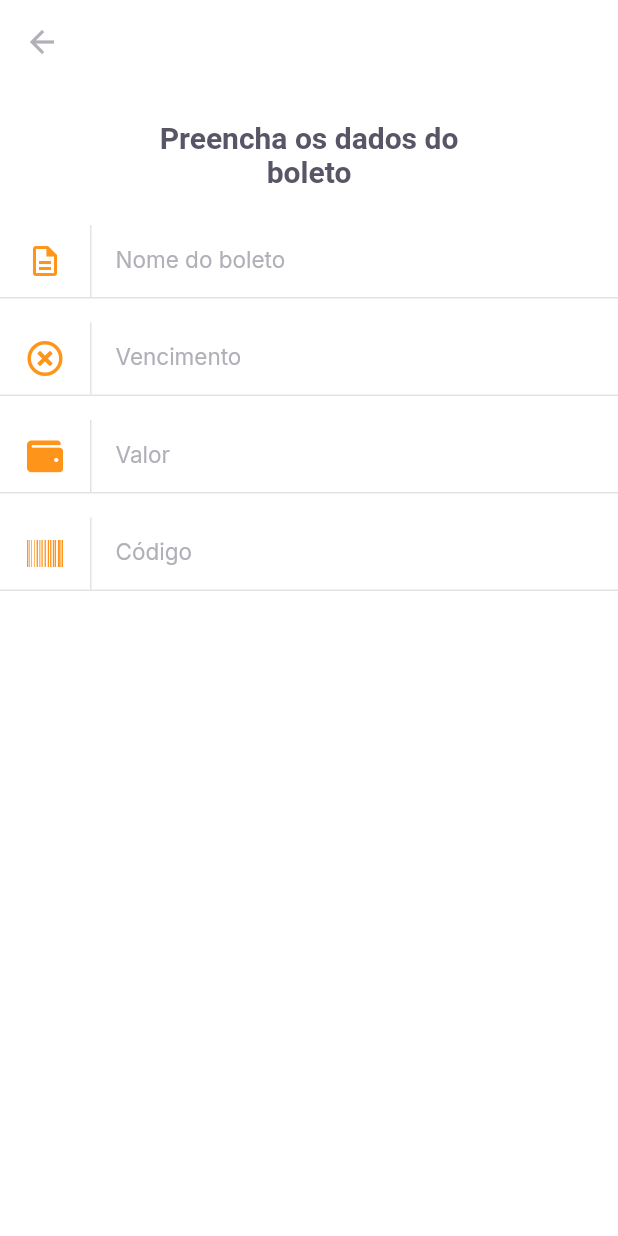
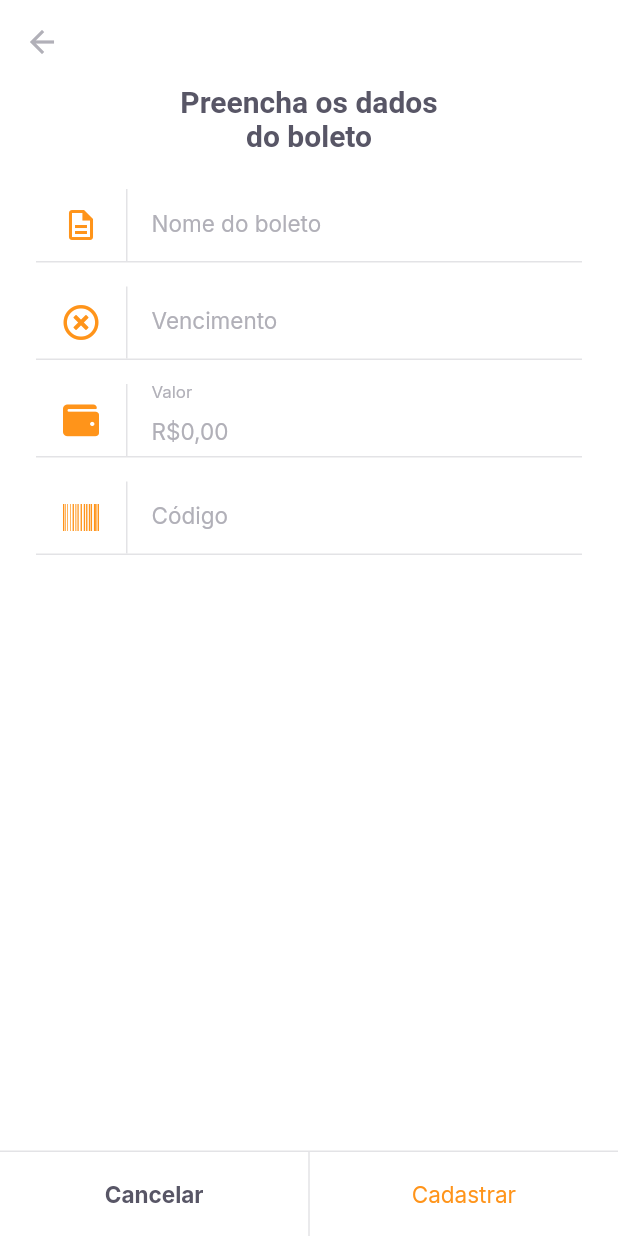
Before and after one commit to AmorimGabrielCE/NLW_PayFlow, a Flutter app: the InsertBoletoPage screen opened by its route, on a phone screen of 412 x 824 dp. Run offline on Flutter 3.47's test engine with Material 2 defaults, Android fonts, the phone set to English and light mode, and no system bars; our stand-ins replace camera, firebase_core, flutter_masked_text2, font_awesome_flutter, google_fonts, google_sign_in and 2 more; missing offline and left inert: google_ml_kit; accounts and stored records are empty.

Commit message:
End of work with camera and starting to build logical and pages to save boleto data.

```diff
--- a/nlw_flutter/lib/modules/insert_boleto/insert_boleto.dart
+++ b/nlw_flutter/lib/modules/insert_boleto/insert_boleto.dart
@@ -1,11 +1,38 @@
 import 'package:flutter/material.dart';
+import 'package:flutter_masked_text2/flutter_masked_text2.dart';
+import 'package:nlw_flutter/modules/insert_boleto/insert_boleto_controller.dart';
 import 'package:nlw_flutter/shared/themes/app_colors.dart';
 import 'package:nlw_flutter/shared/themes/app_text_styles.dart';
 import 'package:nlw_flutter/shared/widgets/input_text/input_text_widget.dart';
 import 'package:font_awesome_flutter/font_awesome_flutter.dart';
+import 'package:nlw_flutter/shared/widgets/set_label_buttons/set_label_buttons.dart';
 
-class InsertBoletoPage extends StatelessWidget {
-  const InsertBoletoPage({Key? key}) : super(key: key);
+class InsertBoletoPage extends StatefulWidget {
+  final String? barcode;
+  const InsertBoletoPage({Key? key, this.barcode}) : super(key: key);
+
+  @override
+  State<InsertBoletoPage> createState() => _InsertBoletoPageState();
+}
+
+class _InsertBoletoPageState extends State<InsertBoletoPage> {
+  final controller = InsertBoletoController();
+
+  final moneyInputTextController = MoneyMaskedTextController(
+    leftSymbol: "R\$",
+    decimalSeparator: ",",
+  );
+
+  final dueDateInputTextController = MaskedTextController(mask: "00/00/0000");
+  final barcodeInputTextController = TextEditingController();
+
+  @override
+  void initState() {
+    if (widget.barcode != null) {
+      barcodeInputTextController.text = widget.barcode!;
+    }
+    super.initState();
+  }
 
   @override
   Widget build(BuildContext context) {
@@ -18,24 +45,82 @@
           color: AppColors.input,
         ),
       ),
-      body: Column(
+      body: SingleChildScrollView(
+        child: Padding(
+          padding: const EdgeInsets.symmetric(horizontal: 24),
+          child: Column(
             crossAxisAlignment: CrossAxisAlignment.center,
             children: [
               Padding(
-            padding: const EdgeInsets.symmetric(horizontal: 93, vertical: 24),
+                padding: const EdgeInsets.symmetric(
+                  horizontal: 93,
+                ),
                 child: Text(
                   "Preencha os dados do boleto",
                   style: TextStyles.titleBoldHeading,
                   textAlign: TextAlign.center,
                 ),
               ),
-          InputTextWidgget(
-              label: "Nome do boleto", icon: Icons.description_outlined),
-          InputTextWidgget(
-              label: "Vencimento", icon: FontAwesomeIcons.timesCircle),
-          InputTextWidgget(label: "Valor", icon: FontAwesomeIcons.wallet),
-          InputTextWidgget(label: "Código", icon: FontAwesomeIcons.barcode),
+              SizedBox(
+                height: 24,
+              ),
+              Form(
+                  key: controller.formKey,
+                  child: Column(
+                    children: [
+                      InputTextWidget(
+                        label: "Nome do boleto",
+                        icon: Icons.description_outlined,
+                        validator: controller.validateName,
+                        onChanged: (value) {
+                          controller.onChange(name: value);
+                        },
+                      ),
+                      InputTextWidget(
+                        controller: dueDateInputTextController,
+                        label: "Vencimento",
+                        validator: controller.validateVencimento,
+                        icon: FontAwesomeIcons.timesCircle,
+                        onChanged: (value) {
+                          controller.onChange(dueDate: value);
+                        },
+                      ),
+                      InputTextWidget(
+                        controller: moneyInputTextController,
+                        label: "Valor",
+                        validator: (_) => controller.validateValor(
+                            moneyInputTextController.numberValue),
+                        icon: FontAwesomeIcons.wallet,
+                        onChanged: (value) {
+                          controller.onChange(value: value as double);
+                        },
+                      ),
+                      InputTextWidget(
+                        controller: barcodeInputTextController,
+                        label: "Código",
+                        validator: controller.validateCodigo,
+                        icon: FontAwesomeIcons.barcode,
+                        onChanged: (value) {
+                          controller.onChange(barcode: value);
+                        },
+                      ),
                     ],
+                  ))
+            ],
+          ),
+        ),
+      ),
+      bottomNavigationBar: SetLabelButtons(
+        primaryLabel: "Cancelar",
+        primaryOnPressed: () {
+          Navigator.pop(context);
+        },
+        secondaryLabel: "Cadastrar",
+        secondaryOnPressed: () async {
+          await controller.cadastrarBoleto();
+          Navigator.pop(context);
+        },
+        enableSecondaryColor: true,
       ),
     );
   }
--- /dev/null
+++ b/nlw_flutter/lib/modules/insert_boleto/insert_boleto_controller.dart
@@ -0,0 +1,41 @@
+import 'package:flutter/cupertino.dart';
+import 'package:nlw_flutter/shared/models/boleto_model.dart';
+import 'package:shared_preferences/shared_preferences.dart';
+
+class InsertBoletoController {
+  final formKey = GlobalKey<FormState>();
+  BoletoModel model = BoletoModel();
+
+  String? validateName(String? value) =>
+      value?.isEmpty ?? true ? "O nome não pode ser vazio" : null;
+  String? validateVencimento(String? value) =>
+      value?.isEmpty ?? true ? "A data de vencimento não pode ser vazio" : null;
+  String? validateValor(double value) =>
+      value == 0 ? "Insira um valor maior que R\$ 0,00" : null;
+  String? validateCodigo(String? value) =>
+      value?.isEmpty ?? true ? "O código do boleto não pode ser vazio" : null;
+
+  void onChange(
+      {String? name, String? dueDate, double? value, String? barcode}) {
+    model = model.copyWith(
+      name: name,
+      dueDate: dueDate,
+      value: value,
+      barcode: barcode,
+    );
+  }
+
+  Future<void> saveBoleto() async {
+    final instance = await SharedPreferences.getInstance();
+    final boletos = instance.getStringList("boletos") ?? <String>[];
+    boletos.add(model.toJson());
+    await instance.setStringList("boletos", boletos);
+  }
+
+  Future<void> cadastrarBoleto() async {
+    final form = formKey.currentState;
+    if (form!.validate()) {
+      return saveBoleto();
+    }
+  }
+}
--- /dev/null
+++ b/nlw_flutter/lib/shared/models/boleto_model.dart
@@ -0,0 +1,72 @@
+import 'dart:convert';
+
+class BoletoModel {
+  final String? name;
+  final String? dueDate;
+  final double? value;
+  final String? barcode;
+  BoletoModel({
+    this.name,
+    this.dueDate,
+    this.value,
+    this.barcode,
+  });
+
+  BoletoModel copyWith({
+    String? name,
+    String? dueDate,
+    double? value,
+    String? barcode,
+  }) {
+    return BoletoModel(
+      name: name ?? this.name,
+      dueDate: dueDate ?? this.dueDate,
+      value: value ?? this.value,
+      barcode: barcode ?? this.barcode,
+    );
+  }
+
+  Map<String, dynamic> toMap() {
+    return {
+      'name': name,
+      'dueDate': dueDate,
+      'value': value,
+      'barcode': barcode,
+    };
+  }
+
+  factory BoletoModel.fromMap(Map<String, dynamic> map) {
+    return BoletoModel(
+      name: map['name'],
+      dueDate: map['dueDate'],
+      value: map['value']?.toDouble(),
+      barcode: map['barcode'],
+    );
+  }
+
+  String toJson() => json.encode(toMap());
+
+  factory BoletoModel.fromJson(String source) =>
+      BoletoModel.fromMap(json.decode(source));
+
+  @override
+  String toString() {
+    return 'BoletoModel(name: $name, dueDate: $dueDate, value: $value, barcode: $barcode)';
+  }
+
+  @override
+  bool operator ==(Object other) {
+    if (identical(this, other)) return true;
+
+    return other is BoletoModel &&
+        other.name == name &&
+        other.dueDate == dueDate &&
+        other.value == value &&
+        other.barcode == barcode;
+  }
+
+  @override
+  int get hashCode {
+    return name.hashCode ^ dueDate.hashCode ^ value.hashCode ^ barcode.hashCode;
+  }
+}
--- a/nlw_flutter/lib/shared/widgets/input_text/input_text_widget.dart
+++ b/nlw_flutter/lib/shared/widgets/input_text/input_text_widget.dart
@@ -2,10 +2,22 @@
 import 'package:nlw_flutter/shared/themes/app_colors.dart';
 import 'package:nlw_flutter/shared/themes/app_text_styles.dart';
 
-class InputTextWidgget extends StatelessWidget {
+class InputTextWidget extends StatelessWidget {
   final String label;
   final IconData icon;
-  const InputTextWidgget({Key? key, required this.label, required this.icon})
+  final String? initialValue;
+  final String? Function(String?)? validator;
+  final TextEditingController? controller;
+  final void Function(String value) onChanged;
+
+  const InputTextWidget(
+      {Key? key,
+      required this.label,
+      required this.icon,
+      this.initialValue,
+      this.validator,
+      this.controller,
+      required this.onChanged})
       : super(key: key);
 
   @override
@@ -15,6 +27,10 @@
       child: Column(
         children: [
           TextFormField(
+            controller: controller,
+            onChanged: onChanged,
+            initialValue: initialValue,
+            validator: validator,
             style: TextStyles.input,
             decoration: InputDecoration(
               contentPadding: EdgeInsets.zero,
--- a/nlw_flutter/lib/shared/widgets/set_label_buttons/set_label_buttons.dart
+++ b/nlw_flutter/lib/shared/widgets/set_label_buttons/set_label_buttons.dart
@@ -10,6 +10,7 @@
   final String secondaryLabel;
   final VoidCallback secondaryOnPressed;
   final bool enablePrimaryColor;
+  final bool enableSecondaryColor;
   const SetLabelButtons({
     Key? key,
     required this.primaryLabel,
@@ -17,12 +18,23 @@
     required this.secondaryLabel,
     required this.secondaryOnPressed,
     this.enablePrimaryColor = false,
+    this.enableSecondaryColor = false,
   }) : super(key: key);
 
   @override
   Widget build(BuildContext context) {
     return Container(
-      color: AppColors.shape,
+      color: AppColors.background,
+      height: 57,
+      child: Column(
+        mainAxisSize: MainAxisSize.min,
+        children: [
+          Divider(
+            thickness: 1,
+            height: 1,
+            color: AppColors.stroke,
+          ),
+          Container(
             height: 56,
             child: Row(
               children: [
@@ -38,6 +50,11 @@
                   child: LabelButton(
                     label: secondaryLabel,
                     onPressed: secondaryOnPressed,
+                    style:
+                        enableSecondaryColor ? TextStyles.buttonPrimary : null,
+                  ),
+                ),
+              ],
             ),
           ),
         ],
```
Also changed, not shown: nlw_flutter/lib/modules/home/home_page.dart (+9 -0 lines), nlw_flutter/lib/shared/widgets/boleto_tile/boleto_tile_widget.dart (added, +32 -0 lines). Lines whose indentation alone changed are shown as unchanged.
